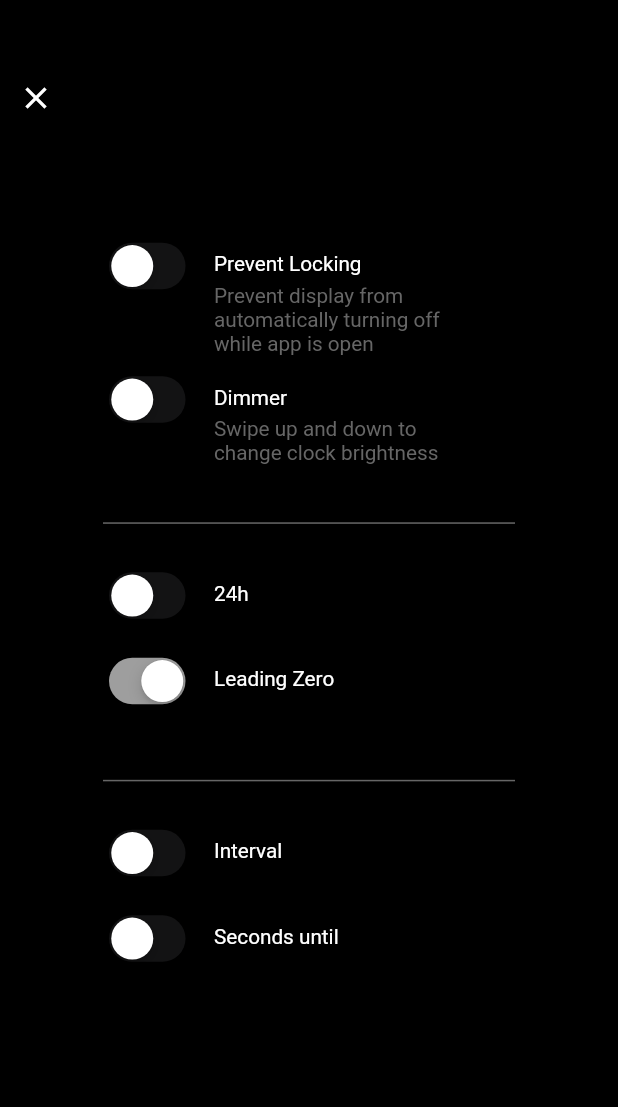
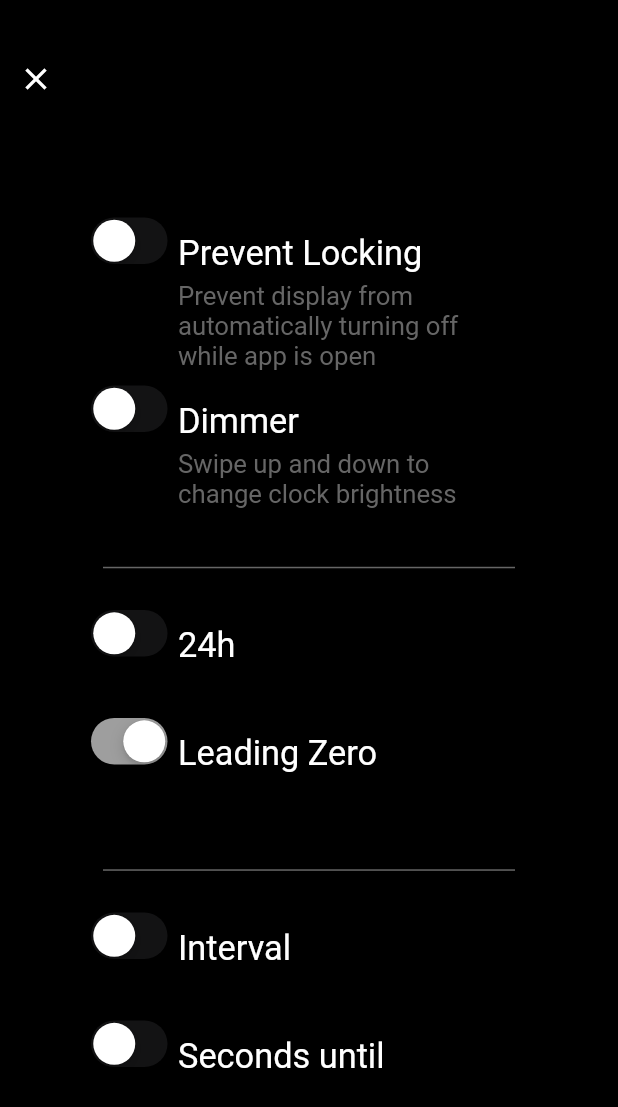
Before and after one commit to IshikaLunagariya/ishika-lunagariya, a Flutter app: the SettingScreen screen opened by its route, on a phone screen of 412 x 824 dp. Shown: the top 1107 px of the screen. Run offline on Flutter 3.47's test engine with Material 2 defaults, Android fonts, the light colour scheme and no system bars; our stand-ins replace fluttertoast, get, shared_preferences, wakelock; missing offline and left inert: screen_brightness; accounts and stored records are empty.

Commit message:
- Change UI

```diff
--- a/lib/modules/setting_screen/controller/setting_controller.dart
+++ b/lib/modules/setting_screen/controller/setting_controller.dart
@@ -1,7 +1,5 @@
 import 'dart:async';
-
 import 'package:clock_simple/utils/preferences.dart';
-import 'package:flutter/cupertino.dart';
 import 'package:flutter/material.dart';
 import 'package:fluttertoast/fluttertoast.dart';
 import 'package:get/get.dart';
@@ -16,7 +14,7 @@ class SettingController extends GetxController {
   RxBool secondsUntil = false.obs;
   TextEditingController minutesController = TextEditingController();
   TextEditingController secondController = TextEditingController();
-  String dropdownvalue = '0 Second';
+  String dropDownValue = '0 Second';
 
   var secondList = ["0 Second", "15 Seconds", "30 Seconds", "45 Seconds", "60 Seconds"];
 
--- a/lib/modules/setting_screen/presentation/setting_screen.dart
+++ b/lib/modules/setting_screen/presentation/setting_screen.dart
@@ -33,7 +33,9 @@ class _SettingScreenState extends State<SettingScreen> {
       body: SingleChildScrollView(
         physics: const BouncingScrollPhysics(),
         child: Padding(
-          padding: EdgeInsets.symmetric(vertical: SizeUtils.verticalBlockSize * 5),
+          padding: EdgeInsets.symmetric(
+            vertical: SizeUtils.horizontalBlockSize * 7,
+          ),
           child: Obx(() {
             return Stack(
               children: [
@@ -50,22 +52,31 @@ class _SettingScreenState extends State<SettingScreen> {
                 Column(
                   crossAxisAlignment: CrossAxisAlignment.start,
                   children: [
-                    IconButton(
-                      splashColor: Colors.transparent,
-                      onPressed: () {
-                        Navigation.pushNamed(Routes.homeScreen);
-                      },
-                      icon: Icon(Icons.close, color: AppColor.whiteColor),
+                    Padding(
+                      padding: EdgeInsets.symmetric(
+                        horizontal: SizeUtils.screenHeight < 300 ? SizeUtils.horizontalBlockSize * 7 : 0,
+                      ),
+                      child: IconButton(
+                        splashColor: Colors.transparent,
+                        onPressed: () {
+                          Navigation.pushNamed(Routes.homeScreen);
+                        },
+                        icon: Icon(
+                          Icons.close,
+                          color: AppColor.whiteColor,
+                          size: SizeUtils.screenHeight < 300 ? 10 : 24,
+                        ),
+                      ),
                     ),
                     Padding(
-                      padding:  EdgeInsets.symmetric(horizontal: Get.width / 6, vertical: Get.height / 12),
+                      padding: EdgeInsets.symmetric(horizontal: Get.width / 6, vertical: Get.height / 12),
                       child: Column(
                         children: [
                           CustomSwitchWidget(
                             title: AppText(
                               text: AppString.preventLocking,
                               color: AppColor.whiteColor,
-                              fontSize: SizeUtils.screenHeight < 300 ? SizeUtils.fSize_2() :SizeUtils.fSize_12(),
+                              fontSize: SizeUtils.screenHeight < 300 ? SizeUtils.fSize_15() : SizeUtils.fSize_20(),
                             ),
                             subTitle: AppString.preventLockingDes,
                             onChange: (value) async {
@@ -78,7 +89,7 @@ class _SettingScreenState extends State<SettingScreen> {
                             title: AppText(
                               text: AppString.dimmer,
                               color: AppColor.whiteColor,
-                              fontSize: SizeUtils.screenHeight < 300 ? SizeUtils.fSize_2() :SizeUtils.fSize_12(),
+                              fontSize: SizeUtils.screenHeight < 300 ? SizeUtils.fSize_15() : SizeUtils.fSize_20(),
                             ),
                             subTitle: AppString.dimmerDes,
                             onChange: (value) async {
@@ -96,7 +107,7 @@ class _SettingScreenState extends State<SettingScreen> {
                             title: AppText(
                               text: AppString.hourFormate,
                               color: AppColor.whiteColor,
-                              fontSize: SizeUtils.screenHeight < 300 ? SizeUtils.fSize_2() :SizeUtils.fSize_12(),
+                              fontSize: SizeUtils.screenHeight < 300 ? SizeUtils.fSize_15() : SizeUtils.fSize_20(),
                             ),
                             onChange: (value) async {
                               settingController.hourFormat.value = value;
@@ -108,7 +119,7 @@ class _SettingScreenState extends State<SettingScreen> {
                             title: AppText(
                               text: AppString.leadingZero,
                               color: AppColor.whiteColor,
-                              fontSize: SizeUtils.screenHeight < 300 ? SizeUtils.fSize_2() :SizeUtils.fSize_12(),
+                              fontSize: SizeUtils.screenHeight < 300 ? SizeUtils.fSize_15() : SizeUtils.fSize_20(),
                             ),
                             onChange: (value) async {
                               settingController.leadingZero.value = value;
@@ -124,7 +135,7 @@ class _SettingScreenState extends State<SettingScreen> {
                           CustomSwitchWidget(
                             title: settingController.intervalSwitch.value
                                 ? SizedBox(
-                                    width: 100,
+                                    width: SizeUtils.screenHeight < 300 ? 70 : 100,
                                     height: 20,
                                     child: CustomTextFormField(
                                       inputFormatters: [
@@ -177,12 +188,13 @@ class _SettingScreenState extends State<SettingScreen> {
                                       },
                                       hint: "Type Minute",
                                       hintColor: AppColor.whiteColor,
+
                                     ),
                                   )
                                 : AppText(
                                     text: AppString.interval,
                                     color: AppColor.whiteColor,
-                                    fontSize: SizeUtils.screenHeight < 300 ? SizeUtils.fSize_2() :SizeUtils.fSize_12(),
+                                    fontSize: SizeUtils.screenHeight < 300 ? SizeUtils.fSize_15() : SizeUtils.fSize_20(),
                                   ),
                             onChange: (value) async {
                               settingController.intervalSwitch.value = value;
@@ -194,20 +206,20 @@ class _SettingScreenState extends State<SettingScreen> {
                             title: settingController.secondsUntil.value
                                 ? DropdownButton<String>(
                                     alignment: Alignment.center,
-                                    value: settingController.dropdownvalue,
+                                    value: settingController.dropDownValue,
                                     items: settingController.secondList.map((String items) {
                                       return DropdownMenuItem(
                                         value: items,
                                         child: AppText(
                                           text: items,
                                           color: AppColor.blackColor,
-                                          fontSize: SizeUtils.screenHeight < 300 ? SizeUtils.fSize_2() :SizeUtils.fSize_12(),
+                                          fontSize: SizeUtils.screenHeight < 300 ? SizeUtils.fSize_15() : SizeUtils.fSize_20(),
                                         ),
                                       );
                                     }).toList(),
                                     onChanged: (String? newValue) {
                                       setState(() {
-                                        settingController.dropdownvalue = newValue!;
+                                        settingController.dropDownValue = newValue!;
                                       });
                                     },
                                     selectedItemBuilder: (context) {
@@ -217,7 +229,7 @@ class _SettingScreenState extends State<SettingScreen> {
                                           child: AppText(
                                             text: items,
                                             color: AppColor.whiteColor,
-                                            fontSize: SizeUtils.screenHeight < 300 ? SizeUtils.fSize_2() :SizeUtils.fSize_12(),
+                                            fontSize: SizeUtils.screenHeight < 300 ? SizeUtils.fSize_15() : SizeUtils.fSize_20(),
                                           ),
                                         );
                                       }).toList();
@@ -226,7 +238,7 @@ class _SettingScreenState extends State<SettingScreen> {
                                 : AppText(
                                     text: AppString.secondsUntil,
                                     color: AppColor.whiteColor,
-                                    fontSize: SizeUtils.screenHeight < 300 ? SizeUtils.fSize_2() :SizeUtils.fSize_12(),
+                                    fontSize: SizeUtils.screenHeight < 300 ? SizeUtils.fSize_15() : SizeUtils.fSize_20(),
                                   ),
                             onChange: (value) async {
                               settingController.secondsUntil.value = value;
--- a/lib/widget/custom_switch.dart
+++ b/lib/widget/custom_switch.dart
@@ -5,8 +5,7 @@ import 'package:flutter/cupertino.dart';
 import 'package:flutter/material.dart';
 
 class CustomSwitchWidget extends StatelessWidget {
-  const CustomSwitchWidget({Key? key, required this.value, required this.onChange, required this.title, this.subTitle})
-      : super(key: key);
+  const CustomSwitchWidget({Key? key, required this.value, required this.onChange, required this.title, this.subTitle}) : super(key: key);
 
   final bool value;
   final Function(bool)? onChange;
@@ -18,14 +17,21 @@ class CustomSwitchWidget extends StatelessWidget {
     return Row(
       crossAxisAlignment: CrossAxisAlignment.start,
       children: [
-        CupertinoSwitch(
-          value: value,
-          onChanged: onChange,
-          thumbColor: Colors.white,
-          activeColor: Colors.grey,
+        SizedBox(
+          height: 30,
+          width: 35,
+          child: Transform.scale(
+            scale: SizeUtils.screenHeight < 300 ? 0.4 : 1,
+            child: CupertinoSwitch(
+              value: value,
+              onChanged: onChange,
+              thumbColor: Colors.white,
+              activeColor: Colors.grey,
+            ),
+          ),
         ),
         Padding(
-          padding: const EdgeInsets.symmetric(vertical: 10, horizontal: 15),
+          padding: EdgeInsets.symmetric(vertical: SizeUtils.screenHeight < 300 ? 4 : 10, horizontal: SizeUtils.screenHeight < 300 ? 8 : 15),
           child: Column(
             crossAxisAlignment: CrossAxisAlignment.start,
             children: [
@@ -40,7 +46,7 @@ class CustomSwitchWidget extends StatelessWidget {
                 child: AppText(
                   text: subTitle ?? "",
                   color: AppColor.gray,
-                  fontSize: SizeUtils.screenHeight < 300 ? SizeUtils.fSize_2() :SizeUtils.fSize_12(),
+                  fontSize: SizeUtils.screenHeight < 300 ? SizeUtils.fSize_12() : SizeUtils.fSize_15(),
                 ),
               ),
             ],
--- a/lib/widget/custom_text_feild.dart
+++ b/lib/widget/custom_text_feild.dart
@@ -78,7 +78,7 @@ class CustomTextFormField extends StatelessWidget {
     this.password = false,
     this.inputFormatters,
     this.style = const TextStyle(
-      color: Color.fromARGB(255, 60, 60, 60),
+      color: Colors.white,
       fontWeight: FontWeight.w700,
     ),
     this.controller,
@@ -145,7 +145,7 @@ class CustomTextFormField extends StatelessWidget {
       autovalidateMode: autovalidateMode,
       inputFormatters: onlyDigits ? [FilteringTextInputFormatter.allow(RegExp(r'[0-9]'))] : inputFormatters,
       style: TextStyle(
-        color: textColor ?? Theme.of(context).textTheme.titleLarge!.color,
+        color: textColor ?? Colors.white,
         fontWeight: fontWeight ?? FontWeight.w500,
         fontSize: textSize ?? SizeUtils.horizontalBlockSize * 3.8,
       ),
```
Also changed, not shown: lib/modules/home_screen/controller/home_controller.dart (+39 -0 lines), lib/modules/home_screen/presentation/home_screen.dart (+13 -50 lines).
